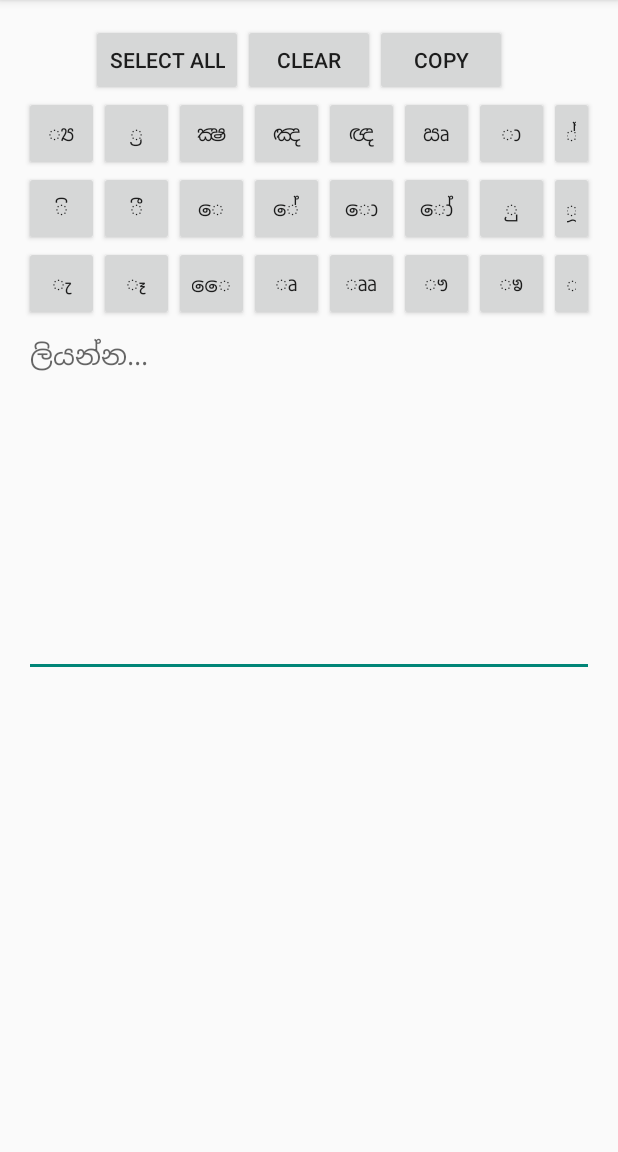
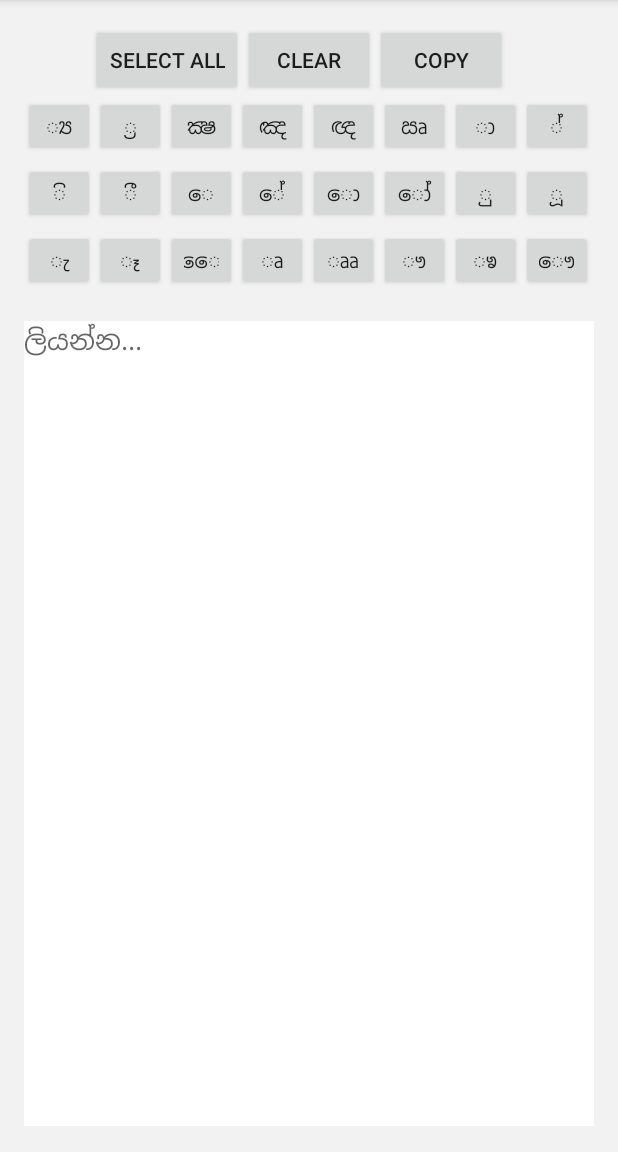
Before and after one commit to isuruwarn/sinhalatext-android, an Android app: the screen it shows after launch (EditorMainActivity), on a phone screen of 412 x 824 dp, the part 84-1236 px from its top. Run offline under Robolectric (Android 15) with nearby library versions, the phone set to English and light mode, and no system bars.

Commit message:
Table layout for buttons

```diff
--- a/app/src/main/res/layout/activity_editor_main.xml
+++ b/app/src/main/res/layout/activity_editor_main.xml
@@ -3,25 +3,25 @@
     android:layout_height="match_parent" android:paddingLeft="@dimen/activity_horizontal_margin"
     android:paddingRight="@dimen/activity_horizontal_margin"
     android:paddingTop="@dimen/activity_vertical_margin"
-    android:paddingBottom="@dimen/activity_vertical_margin" tools:context=".EditorMainActivity">
+    android:paddingBottom="@dimen/activity_vertical_margin" tools:context=".EditorMainActivity"
+    android:background="#F2F2F2">
 
     <com.sinhalatext.editor.mob.SinEditText
-        android:inputType="textMultiLine"
-        android:lines="8"
-        android:minLines="10"
-        android:gravity="top|left"
-        android:maxLines="10"
+        android:lines="25"
+        android:gravity="start"
         android:scrollbars="vertical"
         android:layout_width="wrap_content"
         android:layout_height="wrap_content"
         android:ems="10"
         android:id="@+id/editTextMain"
         android:hint="@string/sintext_hint"
-        android:layout_below="@+id/sym_btn_16"
+        android:layout_below="@+id/table_layout"
         android:layout_alignParentLeft="true"
         android:layout_alignParentStart="true"
         android:layout_alignParentRight="true"
-        android:layout_alignParentEnd="true" />
+        android:layout_alignParentEnd="true"
+        android:background="#FFFFFF" />
+
 
     <Button
         android:layout_width="wrap_content"
@@ -52,297 +52,267 @@
         android:layout_toRightOf="@+id/btn_clear"
         android:layout_toEndOf="@+id/btn_clear" />
 
+    <TableLayout xmlns:android="http://schemas.android.com/apk/res/android"
+        android:layout_width="match_parent"
+        android:layout_height="150dp"
+        android:id="@+id/table_layout"
+        android:stretchColumns="*"
+        android:weightSum="6"
+        android:layout_below="@+id/btn_select_all"
+        android:layout_alignParentStart="true"
+        android:layout_alignParentLeft="true">
+
+        <TableRow android:layout_weight="1" >
+
             <Button
                 style="?android:attr/buttonStyleSmall"
-        android:layout_width="50dp"
-        android:layout_height="50dp"
+                android:layout_width="40dp"
+                android:layout_height="40dp"
                 android:text="@string/sym_yansaya"
                 android:id="@+id/sym_btn_0"
                 android:hint="@string/sym_yansaya_hint"
-        android:layout_below="@+id/btn_select_all"
-        android:layout_alignParentStart="true"
-        android:layout_alignParentLeft="true"
                 android:onClick="insertSymbol" />
 
 
             <Button
                 style="?android:attr/buttonStyleSmall"
-        android:layout_width="50dp"
-        android:layout_height="50dp"
+                android:layout_width="40dp"
+                android:layout_height="40dp"
                 android:text="@string/sym_rakayansaya"
                 android:id="@+id/sym_btn_1"
                 android:hint="@string/sym_rakayansaya_hint"
-        android:layout_below="@+id/btn_select_all"
-        android:layout_toRightOf="@+id/sym_btn_0"
                 android:onClick="insertSymbol" />
 
 
             <Button
                 style="?android:attr/buttonStyleSmall"
-        android:layout_width="50dp"
-        android:layout_height="50dp"
+                android:layout_width="40dp"
+                android:layout_height="40dp"
                 android:text="@string/sym_ksha"
                 android:id="@+id/sym_btn_2"
                 android:hint="@string/sym_ksha_hint"
-        android:layout_below="@+id/btn_select_all"
-        android:layout_toRightOf="@+id/sym_btn_1"
                 android:onClick="insertSymbol" />
 
 
             <Button
                 style="?android:attr/buttonStyleSmall"
-        android:layout_width="50dp"
-        android:layout_height="50dp"
+                android:layout_width="40dp"
+                android:layout_height="40dp"
                 android:text="@string/sym_thaluja_nasikaya"
                 android:id="@+id/sym_btn_3"
                 android:hint="@string/sym_thaluja_nasikaya_hint"
-        android:layout_below="@+id/btn_select_all"
-        android:layout_toRightOf="@+id/sym_btn_2"
                 android:onClick="insertSymbol" />
 
 
             <Button
                 style="?android:attr/buttonStyleSmall"
-        android:layout_width="50dp"
-        android:layout_height="50dp"
+                android:layout_width="40dp"
+                android:layout_height="40dp"
                 android:text="@string/sym_sanyoga_nasikaya"
                 android:id="@+id/sym_btn_4"
                 android:hint="@string/sym_sanyoga_nasikaya_hint"
-        android:layout_below="@+id/btn_select_all"
-        android:layout_toRightOf="@+id/sym_btn_3"
                 android:onClick="insertSymbol" />
 
 
             <Button
                 style="?android:attr/buttonStyleSmall"
-        android:layout_width="50dp"
-        android:layout_height="50dp"
+                android:layout_width="40dp"
+                android:layout_height="40dp"
                 android:text="@string/sym_iruyanna"
                 android:id="@+id/sym_btn_5"
                 android:hint="@string/sym_iruyanna_hint"
-        android:layout_below="@+id/btn_select_all"
-        android:layout_toRightOf="@+id/sym_btn_4"
                 android:onClick="insertSymbol" />
 
 
             <Button
                 style="?android:attr/buttonStyleSmall"
-        android:layout_width="50dp"
-        android:layout_height="50dp"
+                android:layout_width="40dp"
+                android:layout_height="40dp"
                 android:text="@string/sym_aela_pilla"
                 android:id="@+id/sym_btn_6"
                 android:hint="@string/sym_aela_pilla_hint"
-        android:layout_below="@+id/btn_select_all"
-        android:layout_toRightOf="@+id/sym_btn_5"
                 android:onClick="insertSymbol" />
 
 
             <Button
                 style="?android:attr/buttonStyleSmall"
-        android:layout_width="50dp"
-        android:layout_height="50dp"
+                android:layout_width="40dp"
+                android:layout_height="40dp"
                 android:text="@string/sym_al_lakuna"
                 android:id="@+id/sym_btn_7"
                 android:hint="@string/sym_al_lakuna_hint"
-        android:layout_below="@+id/btn_select_all"
-        android:layout_toRightOf="@+id/sym_btn_6"
+                android:onClick="insertSymbol" />
+
+        </TableRow>
+
+        <TableRow android:layout_weight="1" >
+
+            <Button
+                style="?android:attr/buttonStyleSmall"
+                android:layout_width="40dp"
+                android:layout_height="40dp"
+                android:text="@string/sym_ketti_is_pilla"
+                android:id="@+id/sym_btn_8"
+                android:hint="@string/sym_ketti_is_pilla_hint"
                 android:onClick="insertSymbol" />
 
 
             <Button
                 style="?android:attr/buttonStyleSmall"
-        android:layout_width="50dp"
-        android:layout_height="50dp"
-        android:text="@string/sym_ketti_is_pilla"
-        android:id="@+id/sym_btn_8"
-        android:hint="@string/sym_ketti_is_pilla_hint"
-        android:layout_below="@+id/sym_btn_0"
-        android:layout_alignParentStart="true"
-        android:layout_alignParentLeft="true"
+                android:layout_width="40dp"
+                android:layout_height="40dp"
+                android:text="@string/sym_diga_is_pilla"
+                android:id="@+id/sym_btn_9"
+                android:hint="@string/sym_diga_is_pilla_hint"
                 android:onClick="insertSymbol" />
 
 
             <Button
                 style="?android:attr/buttonStyleSmall"
-        android:layout_width="50dp"
-        android:layout_height="50dp"
-        android:text="@string/sym_diga_is_pilla"
-        android:id="@+id/sym_btn_9"
-        android:hint="@string/sym_diga_is_pilla_hint"
-        android:layout_below="@+id/sym_btn_0"
-        android:layout_toRightOf="@+id/sym_btn_8"
+                android:layout_width="40dp"
+                android:layout_height="40dp"
+                android:text="@string/sym_kombuva"
+                android:id="@+id/sym_btn_10"
+                android:hint="@string/sym_kombuva_hint"
                 android:onClick="insertSymbol" />
 
 
             <Button
                 style="?android:attr/buttonStyleSmall"
-        android:layout_width="50dp"
-        android:layout_height="50dp"
-        android:text="@string/sym_kombuva"
-        android:id="@+id/sym_btn_10"
-        android:hint="@string/sym_kombuva_hint"
-        android:layout_below="@+id/sym_btn_0"
-        android:layout_toRightOf="@+id/sym_btn_9"
+                android:layout_width="40dp"
+                android:layout_height="40dp"
+                android:text="@string/sym_diga_kombuva"
+                android:id="@+id/sym_btn_11"
+                android:hint="@string/sym_diga_kombuva_hint"
                 android:onClick="insertSymbol" />
 
 
             <Button
                 style="?android:attr/buttonStyleSmall"
-        android:layout_width="50dp"
-        android:layout_height="50dp"
-        android:text="@string/sym_diga_kombuva"
-        android:id="@+id/sym_btn_11"
-        android:hint="@string/sym_diga_kombuva_hint"
-        android:layout_below="@+id/sym_btn_0"
-        android:layout_toRightOf="@+id/sym_btn_10"
+                android:layout_width="40dp"
+                android:layout_height="40dp"
+                android:text="@string/sym_kombuva_haa_aela_pilla"
+                android:id="@+id/sym_btn_12"
+                android:hint="@string/sym_kombuva_haa_aela_pilla_hint"
                 android:onClick="insertSymbol" />
 
 
             <Button
                 style="?android:attr/buttonStyleSmall"
-        android:layout_width="50dp"
-        android:layout_height="50dp"
-        android:text="@string/sym_kombuva_haa_aela_pilla"
-        android:id="@+id/sym_btn_12"
-        android:hint="@string/sym_kombuva_haa_aela_pilla_hint"
-        android:layout_below="@+id/sym_btn_0"
-        android:layout_toRightOf="@+id/sym_btn_11"
+                android:layout_width="40dp"
+                android:layout_height="40dp"
+                android:text="@string/sym_kombuva_haa_diga_aela_pilla"
+                android:id="@+id/sym_btn_13"
+                android:hint="@string/sym_kombuva_haa_diga_aela_pilla_hint"
                 android:onClick="insertSymbol" />
 
 
             <Button
                 style="?android:attr/buttonStyleSmall"
-        android:layout_width="50dp"
-        android:layout_height="50dp"
-        android:text="@string/sym_kombuva_haa_diga_aela_pilla"
-        android:id="@+id/sym_btn_13"
-        android:hint="@string/sym_kombuva_haa_diga_aela_pilla_hint"
-        android:layout_below="@+id/sym_btn_0"
-        android:layout_toRightOf="@+id/sym_btn_12"
+                android:layout_width="40dp"
+                android:layout_height="40dp"
+                android:text="@string/sym_paa_pilla"
+                android:id="@+id/sym_btn_14"
+                android:hint="@string/sym_paa_pilla_hint"
                 android:onClick="insertSymbol" />
 
 
             <Button
                 style="?android:attr/buttonStyleSmall"
-        android:layout_width="50dp"
-        android:layout_height="50dp"
-        android:text="@string/sym_paa_pilla"
-        android:id="@+id/sym_btn_14"
-        android:hint="@string/sym_paa_pilla_hint"
-        android:layout_below="@+id/sym_btn_0"
-        android:layout_toRightOf="@+id/sym_btn_13"
+                android:layout_width="40dp"
+                android:layout_height="40dp"
+                android:text="@string/sym_diga_paa_pilla"
+                android:id="@+id/sym_btn_15"
+                android:hint="@string/sym_diga_paa_pilla_hint"
+                android:onClick="insertSymbol" />
+
+        </TableRow>
+
+        <TableRow android:layout_weight="1" >
+
+
+            <Button
+                style="?android:attr/buttonStyleSmall"
+                android:layout_width="40dp"
+                android:layout_height="40dp"
+                android:text="@string/sym_aeda_pilla"
+                android:id="@+id/sym_btn_16"
+                android:hint="@string/sym_aeda_pilla_hint"
                 android:onClick="insertSymbol" />
 
 
             <Button
                 style="?android:attr/buttonStyleSmall"
-        android:layout_width="50dp"
-        android:layout_height="50dp"
-        android:text="@string/sym_diga_paa_pilla"
-        android:id="@+id/sym_btn_15"
-        android:hint="@string/sym_diga_paa_pilla_hint"
-        android:layout_below="@+id/sym_btn_0"
-        android:layout_toRightOf="@+id/sym_btn_14"
+                android:layout_width="40dp"
+                android:layout_height="40dp"
+                android:text="@string/sym_diga_aeda_pilla"
+                android:id="@+id/sym_btn_17"
+                android:hint="@string/sym_diga_aeda_pilla_hint"
                 android:onClick="insertSymbol" />
 
 
             <Button
                 style="?android:attr/buttonStyleSmall"
-        android:layout_width="50dp"
-        android:layout_height="50dp"
-        android:text="@string/sym_aeda_pilla"
-        android:id="@+id/sym_btn_16"
-        android:hint="@string/sym_aeda_pilla_hint"
-        android:layout_below="@+id/sym_btn_8"
-        android:layout_alignParentStart="true"
-        android:layout_alignParentLeft="true"
+                android:layout_width="40dp"
+                android:layout_height="40dp"
+                android:text="@string/sym_kombu_deka"
+                android:id="@+id/sym_btn_18"
+                android:hint="@string/sym_kombu_deka_hint"
                 android:onClick="insertSymbol" />
 
 
             <Button
                 style="?android:attr/buttonStyleSmall"
-        android:layout_width="50dp"
-        android:layout_height="50dp"
-        android:text="@string/sym_diga_aeda_pilla"
-        android:id="@+id/sym_btn_17"
-        android:hint="@string/sym_diga_aeda_pilla_hint"
-        android:layout_below="@+id/sym_btn_8"
-        android:layout_toRightOf="@+id/sym_btn_16"
+                android:layout_width="40dp"
+                android:layout_height="40dp"
+                android:text="@string/sym_gaetta_pilla"
+                android:id="@+id/sym_btn_19"
+                android:hint="@string/sym_gaetta_pilla_hint"
                 android:onClick="insertSymbol" />
 
 
             <Button
                 style="?android:attr/buttonStyleSmall"
-        android:layout_width="50dp"
-        android:layout_height="50dp"
-        android:text="@string/sym_kombu_deka"
-        android:id="@+id/sym_btn_18"
-        android:hint="@string/sym_kombu_deka_hint"
-        android:layout_below="@+id/sym_btn_8"
-        android:layout_toRightOf="@+id/sym_btn_17"
+                android:layout_width="40dp"
+                android:layout_height="40dp"
+                android:text="@string/sym_diga_gaetta_pilla"
+                android:id="@+id/sym_btn_20"
+                android:hint="@string/sym_diga_gaetta_pilla_hint"
                 android:onClick="insertSymbol" />
 
 
             <Button
                 style="?android:attr/buttonStyleSmall"
-        android:layout_width="50dp"
-        android:layout_height="50dp"
-        android:text="@string/sym_gaetta_pilla"
-        android:id="@+id/sym_btn_19"
-        android:hint="@string/sym_gaetta_pilla_hint"
-        android:layout_below="@+id/sym_btn_8"
-        android:layout_toRightOf="@+id/sym_btn_18"
+                android:layout_width="40dp"
+                android:layout_height="40dp"
+                android:text="@string/sym_gayanukitta"
+                android:id="@+id/sym_btn_21"
+                android:hint="@string/sym_gayanukitta_hint"
                 android:onClick="insertSymbol" />
 
 
             <Button
                 style="?android:attr/buttonStyleSmall"
-        android:layout_width="50dp"
-        android:layout_height="50dp"
-        android:text="@string/sym_diga_gaetta_pilla"
-        android:id="@+id/sym_btn_20"
-        android:hint="@string/sym_diga_gaetta_pilla_hint"
-        android:layout_below="@+id/sym_btn_8"
-        android:layout_toRightOf="@+id/sym_btn_19"
+                android:layout_width="40dp"
+                android:layout_height="40dp"
+                android:text="@string/sym_diga_gayanukitta"
+                android:id="@+id/sym_btn_22"
+                android:hint="@string/sym_diga_gayanukitta_hint"
                 android:onClick="insertSymbol" />
 
 
             <Button
                 style="?android:attr/buttonStyleSmall"
-        android:layout_width="50dp"
-        android:layout_height="50dp"
-        android:text="@string/sym_gayanukitta"
-        android:id="@+id/sym_btn_21"
-        android:hint="@string/sym_gayanukitta_hint"
-        android:layout_below="@+id/sym_btn_8"
-        android:layout_toRightOf="@+id/sym_btn_20"
-        android:onClick="insertSymbol" />
-
-
-    <Button
-        style="?android:attr/buttonStyleSmall"
-        android:layout_width="50dp"
-        android:layout_height="50dp"
-        android:text="@string/sym_diga_gayanukitta"
-        android:id="@+id/sym_btn_22"
-        android:hint="@string/sym_diga_gayanukitta_hint"
-        android:layout_below="@+id/sym_btn_8"
-        android:layout_toRightOf="@+id/sym_btn_21"
-        android:onClick="insertSymbol" />
-
-
-    <Button
-        style="?android:attr/buttonStyleSmall"
-        android:layout_width="50dp"
-        android:layout_height="50dp"
+                android:layout_width="40dp"
+                android:layout_height="40dp"
                 android:text="@string/sym_kombuva_haa_gayanukitta"
                 android:id="@+id/sym_btn_23"
                 android:hint="@string/sym_kombuva_haa_gayanukitta_hint"
-        android:layout_below="@+id/sym_btn_8"
-        android:layout_toRightOf="@+id/sym_btn_22"
                 android:onClick="insertSymbol" />
 
+        </TableRow>
 
+    </TableLayout>
 
 
 
```
Lines whose indentation alone changed are shown as unchanged.
